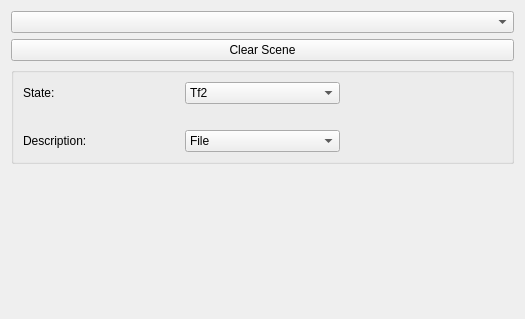
Before: the Qt Designer form Resources/UI/qSlicerRos2ModuleWidget.ui in rosmed/slicer_ros2_module, drawn with Qt 5.
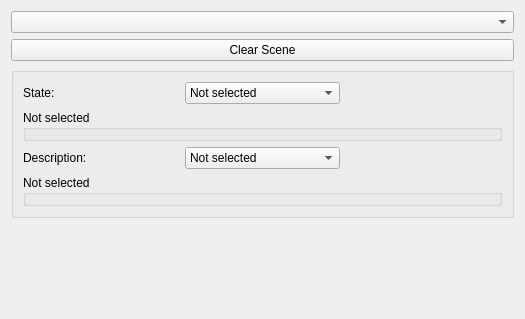
After: the same form once the commit is applied. Custom widgets are drawn as their Qt base class.

Commit message: Added new widget with state and description selections. Sub-widgets are enabled/ disabled dynamically depending on the selection. Still need to set up slots and signals.

The edit to the form file:
```diff
--- a/Resources/UI/qSlicerRos2ModuleWidget.ui
+++ b/Resources/UI/qSlicerRos2ModuleWidget.ui
@@ -30,15 +30,13 @@
       <string/>
      </property>
      <layout class="QGridLayout" name="gridLayout">
-      <item row="0" column="0">
-       <widget class="QLabel" name="stateLabel">
-        <property name="text">
-         <string>State:</string>
-        </property>
-       </widget>
-      </item>
       <item row="0" column="1">
        <widget class="QComboBox" name="stateSelectionComboBox">
+        <item>
+         <property name="text">
+          <string>Not selected</string>
+         </property>
+        </item>
         <item>
          <property name="text">
           <string>Tf2</string>
@@ -51,8 +49,41 @@
         </item>
        </widget>
       </item>
+      <item row="0" column="0">
+       <widget class="QLabel" name="stateLabel">
+        <property name="text">
+         <string>State:</string>
+        </property>
+       </widget>
+      </item>
+      <item row="1" column="0" colspan="3">
+       <widget class="QGroupBox" name="stateWidgetGroupBox">
+        <property name="title">
+         <string>Not selected</string>
+        </property>
+       </widget>
+      </item>
+      <item row="2" column="2">
+       <widget class="QLabel" name="descriptionWidgetArea">
+        <property name="text">
+         <string/>
+        </property>
+       </widget>
+      </item>
+      <item row="3" column="0" colspan="3">
+       <widget class="QGroupBox" name="descriptionWidgetGroupBox">
+        <property name="title">
+         <string>Not selected</string>
+        </property>
+       </widget>
+      </item>
       <item row="2" column="1">
        <widget class="QComboBox" name="descriptionSelectionComboBox">
+        <item>
+         <property name="text">
+          <string>Not selected</string>
+         </property>
+        </item>
         <item>
          <property name="text">
           <string>File</string>
@@ -65,13 +96,6 @@
         </item>
        </widget>
       </item>
-      <item row="2" column="2">
-       <widget class="QLabel" name="descriptionWidgetArea">
-        <property name="text">
-         <string/>
-        </property>
-       </widget>
-      </item>
       <item row="2" column="0">
        <widget class="QLabel" name="descriptionLabel">
         <property name="text">
@@ -79,25 +103,18 @@
         </property>
        </widget>
       </item>
-      <item row="1" column="0" colspan="3">
-       <widget class="QLabel" name="stateWidgetArea">
-        <property name="text">
-         <string/>
-        </property>
-       </widget>
-      </item>
      </layout>
     </widget>
    </item>
    <item>
-    <spacer name="verticalSpacer">
+    <spacer name="verticalSpacer_2">
      <property name="orientation">
       <enum>Qt::Vertical</enum>
      </property>
      <property name="sizeHint" stdset="0">
       <size>
-       <width>0</width>
-       <height>0</height>
+       <width>20</width>
+       <height>40</height>
       </size>
      </property>
     </spacer>
```
The commit also changes 2 other files.
